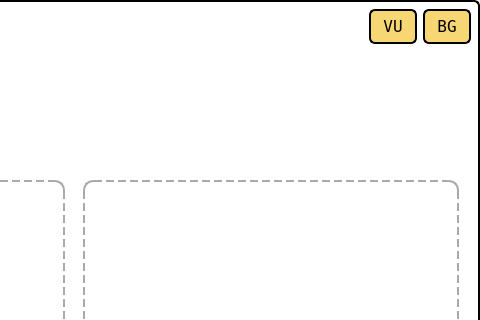
Old version of the form resource/matting_form.ui in the repository moiling/PortraitMatting-PyQt; both pictures show x 332 to 812 and y 0 to 320 of the 812 by 709 pixel window.
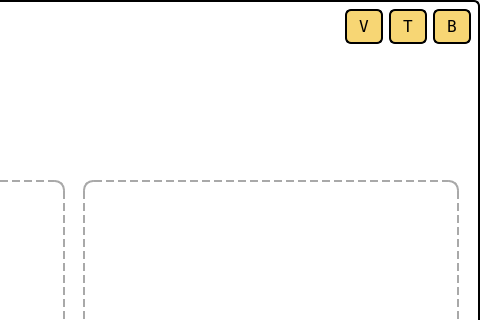
New version of the form.

```diff
--- a/resource/matting_form.ui
+++ b/resource/matting_form.ui
@@ -115,7 +115,34 @@
 }</string>
            </property>
            <property name="text">
-            <string>VU</string>
+            <string>V</string>
+           </property>
+          </widget>
+         </item>
+         <item>
+          <widget class="QPushButton" name="change_trimap_button">
+           <property name="font">
+            <font>
+             <family>Terminal</family>
+             <pointsize>12</pointsize>
+            </font>
+           </property>
+           <property name="styleSheet">
+            <string notr="true">QPushButton{
+background:#F7D674;
+border-radius:6px;
+padding-top:6px;
+padding-bottom:6px;
+padding-left:12px;
+padding-right:12px;
+border:2px solid black;
+}
+QPushButton:hover{
+background:yellow;
+}</string>
+           </property>
+           <property name="text">
+            <string>T</string>
            </property>
           </widget>
          </item>
@@ -142,7 +169,7 @@
 }</string>
            </property>
            <property name="text">
-            <string>BG</string>
+            <string>B</string>
            </property>
           </widget>
          </item>
```
